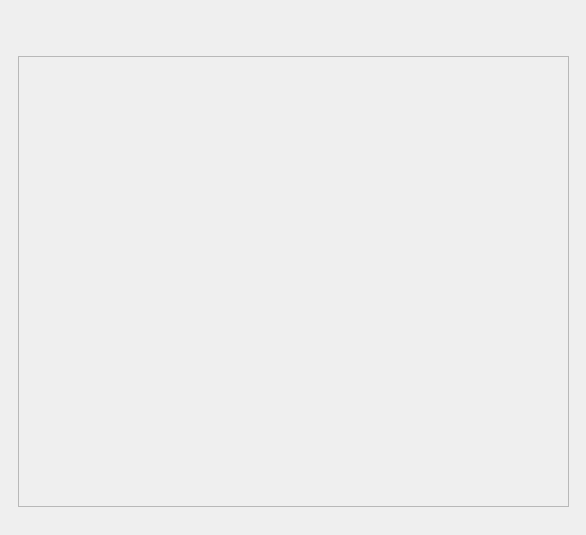
Old version of the form FrameWorkCode/dashboard.ui in the repository UDAAN-LEAP/leap-pe-tool.
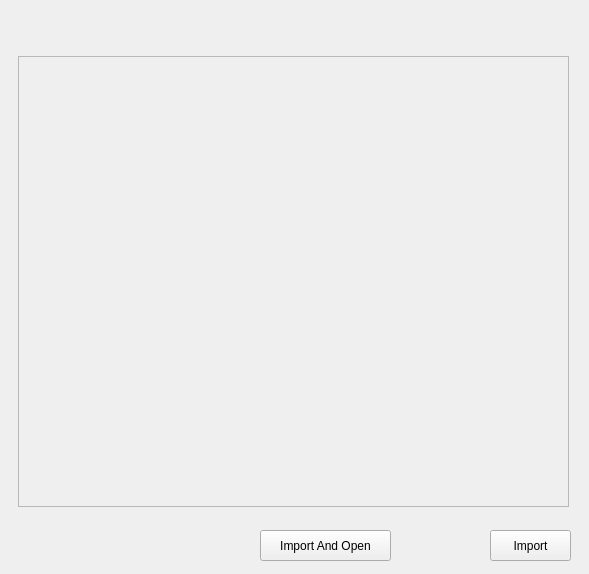
New version of the form. Icons and pictures are not drawn.

Commit message: Direct Import->Ui+functions

Patch:
```diff
--- a/FrameWorkCode/dashboard.ui
+++ b/FrameWorkCode/dashboard.ui
@@ -6,8 +6,8 @@
    <rect>
     <x>0</x>
     <y>0</y>
-    <width>586</width>
-    <height>535</height>
+    <width>589</width>
+    <height>574</height>
    </rect>
   </property>
   <property name="sizePolicy">
@@ -99,6 +99,32 @@
     </widget>
    </widget>
   </widget>
+  <widget class="QPushButton" name="Import_Open_btn">
+   <property name="geometry">
+    <rect>
+     <x>260</x>
+     <y>530</y>
+     <width>131</width>
+     <height>31</height>
+    </rect>
+   </property>
+   <property name="text">
+    <string>Import And Open</string>
+   </property>
+  </widget>
+  <widget class="QPushButton" name="Import_btn">
+   <property name="geometry">
+    <rect>
+     <x>490</x>
+     <y>530</y>
+     <width>81</width>
+     <height>31</height>
+    </rect>
+   </property>
+   <property name="text">
+    <string>Import</string>
+   </property>
+  </widget>
  </widget>
  <resources>
   <include location="AppResources.qrc"/>
```
The commit also changes 6 other files.
